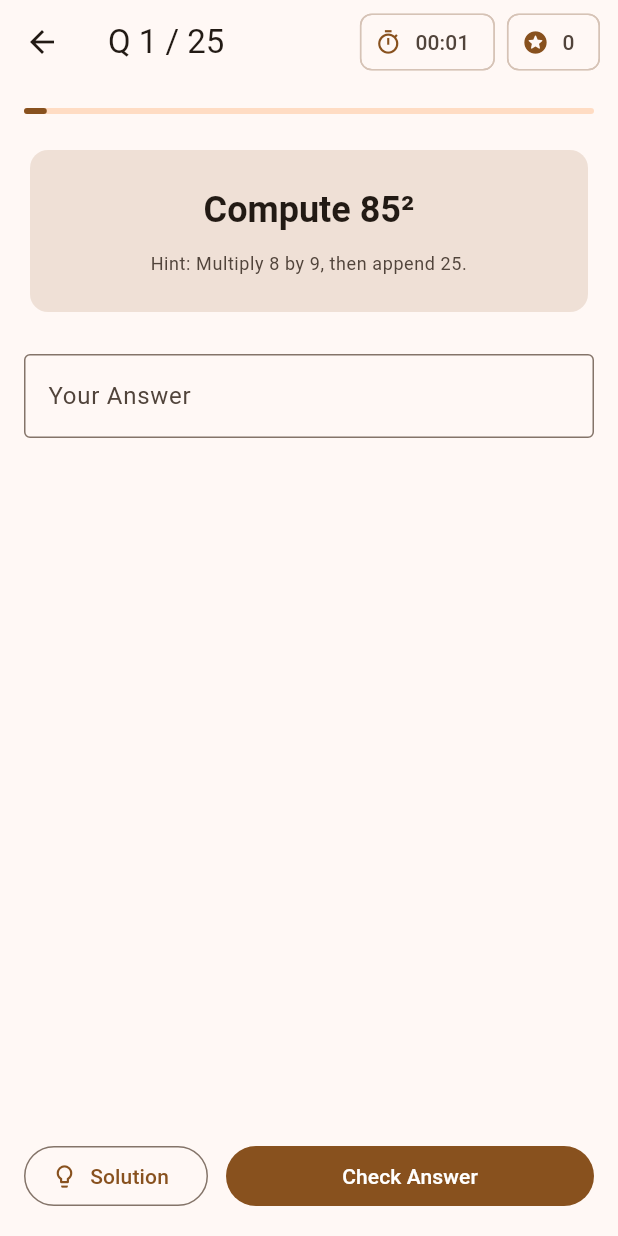
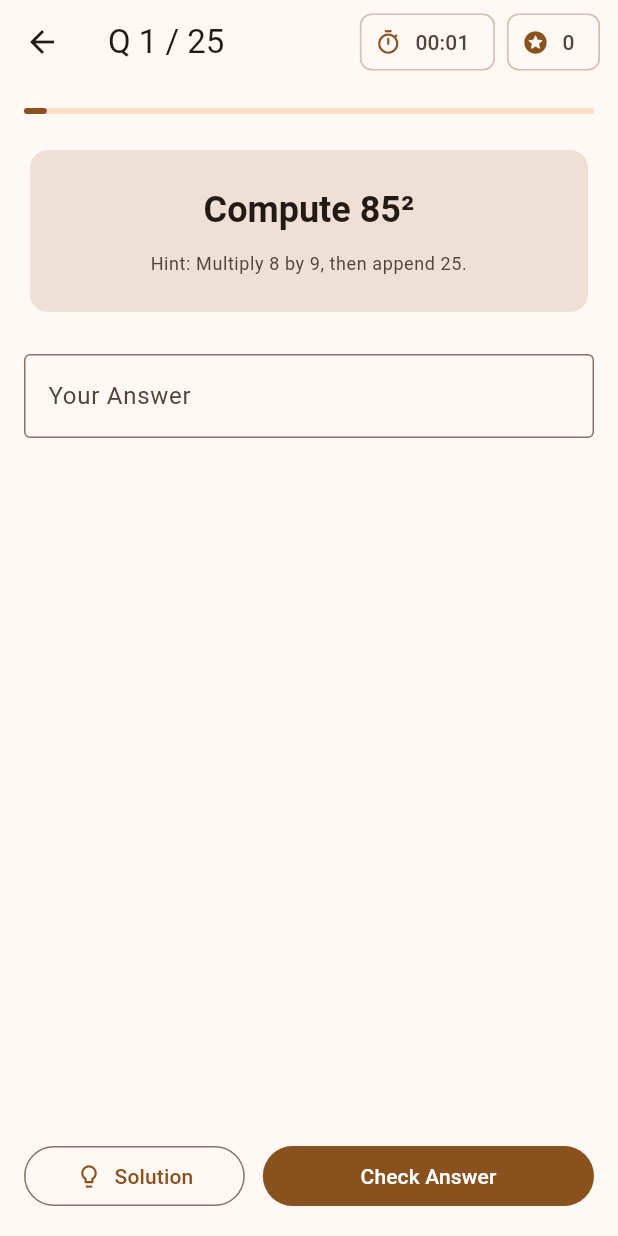
Before and after one commit to y44k0v/vedic_math_app, a Flutter app: the ExerciseScreen screen opened directly with sample values from the repository, on a phone screen of 412 x 824 dp. Run offline on Flutter 3.47's test engine with Material 3 defaults, Android fonts, the phone set to English and light mode, and no system bars; our stand-ins replace fl_chart, material_ui, sqflite; accounts and stored records are empty.

Commit message:
fix solution button text

```diff
--- a/lib/screens/exercise_screen.dart
+++ b/lib/screens/exercise_screen.dart
@@ -328,23 +328,38 @@ class _ExerciseScreenState extends State<ExerciseScreen> {
               child: Row(
                 children: [
                   Expanded(
+                    flex: 2,
                     child: OutlinedButton.icon(
+                      style: OutlinedButton.styleFrom(
+                        padding: const EdgeInsets.symmetric(horizontal: 12),
+                      ),
                       onPressed: _showSolutionSheet,
-                      icon: const Icon(Icons.lightbulb_outline),
-                      label: const Text('Solution'),
+                      icon: const Icon(Icons.lightbulb_outline, size: 18),
+                      label: const FittedBox(
+                        fit: BoxFit.scaleDown,
+                        child: Text('Solution', maxLines: 1, softWrap: false),
+                      ),
                     ),
                   ),
                   const SizedBox(width: 12),
                   Expanded(
-                    flex: 2,
+                    flex: 3,
                     child: FilledButton(
+                      style: FilledButton.styleFrom(
+                        padding: const EdgeInsets.symmetric(horizontal: 12),
+                      ),
                       onPressed: _hasSubmitted ? _nextQuestion : _submitAnswer,
+                      child: FittedBox(
+                        fit: BoxFit.scaleDown,
                         child: Text(
                           _hasSubmitted
                               ? (_currentIndex == totalQuestions - 1
                                     ? 'Finish Drill'
                                     : 'Next Question')
                               : 'Check Answer',
+                          maxLines: 1,
+                          softWrap: false,
+                        ),
                       ),
                     ),
                   ),
```
Lines whose indentation alone changed are shown as unchanged.
